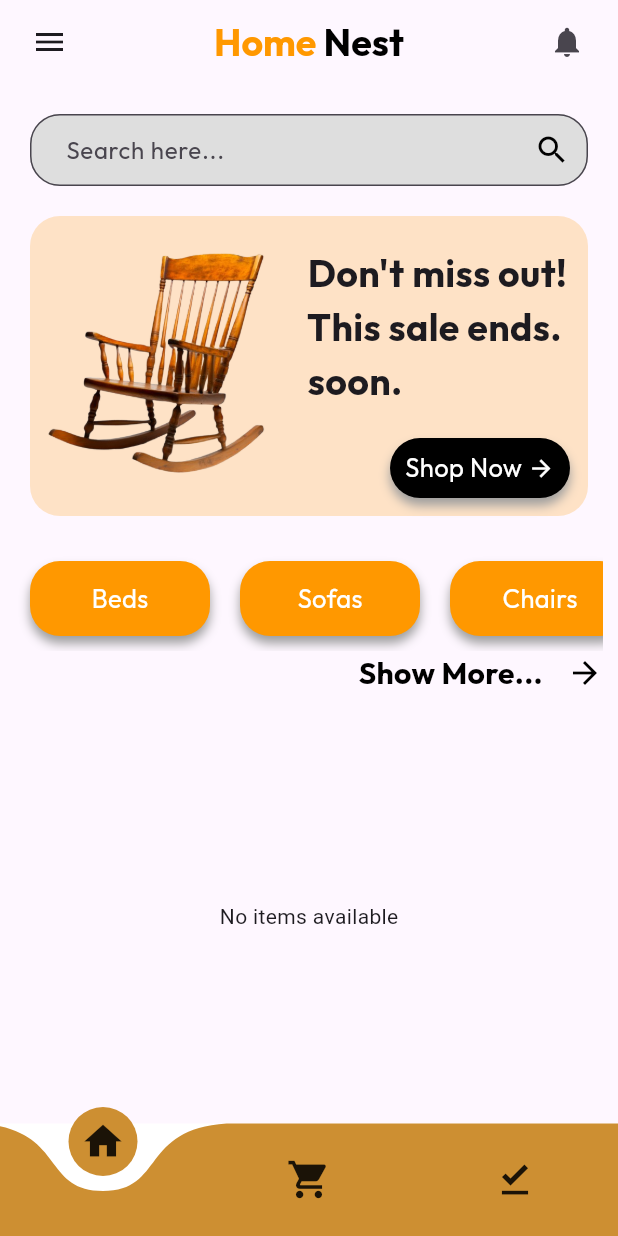
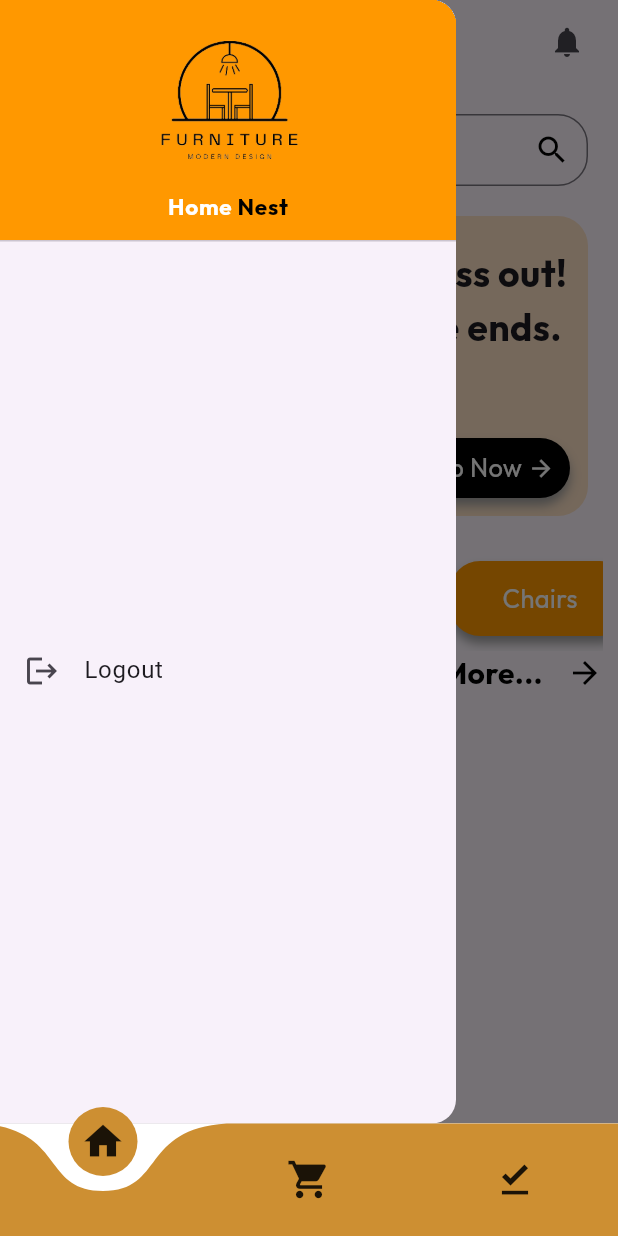
Before and after one commit to Sandeepa-Sadewaka/furniture_mobile_app, a Flutter app: the screen it shows after launch, with the side drawer open (before the commit the screen has no drawer), on a phone screen of 412 x 824 dp. Run offline on Flutter 3.47's test engine with Material 3 defaults, Android fonts, the phone set to English and light mode, and no system bars; drawn by our look-alikes of curved_navigation_bar; our stand-ins replace google_fonts; missing offline and left inert: flutter_stripe; network calls fail.

Commit message:
create drawer menu

```diff
--- a/frontend/lib/Screens/HomePage.dart
+++ b/frontend/lib/Screens/HomePage.dart
@@ -1,6 +1,9 @@
 import 'package:flutter/material.dart';
+import 'package:furniture_app/ApiServise/ApiService.dart';
+import 'package:furniture_app/Screens/ItemDetails.dart';
 import 'package:furniture_app/component/CategoryButton.dart';
 import 'package:furniture_app/Screens/Items.dart';
+import 'package:furniture_app/component/Drawermenu.dart';
 import 'package:furniture_app/component/HomeGridView.dart';
 import 'package:google_fonts/google_fonts.dart';
 
@@ -12,6 +15,7 @@ class Homepage extends StatefulWidget {
 }
 
 class _HomepageState extends State<Homepage> {
+  TextEditingController _searchController = TextEditingController();
   String _selectedCategory = 'C001'; // Default category
 
 
@@ -25,11 +29,8 @@ class _HomepageState extends State<Homepage> {
   @override
   Widget build(BuildContext context) {
     return Scaffold(
+      drawer:  Drawermenu(),
       appBar: AppBar(
-        leading: Padding(
-          padding: const EdgeInsets.only(left: 10),
-          child: Icon(Icons.menu),
-        ),
         centerTitle: true,
         title: Row(
           mainAxisAlignment: MainAxisAlignment.center,
@@ -66,8 +67,8 @@ class _HomepageState extends State<Homepage> {
               child: Padding(
                 padding: const EdgeInsets.symmetric(horizontal: 20),
                 child: TextField(
+                  controller: _searchController,
                   decoration: InputDecoration(
-                    filled: true,
                     fillColor: const Color.fromARGB(255, 222, 222, 222),
                     hintText: "Search here...",
                     hintStyle: GoogleFonts.outfit(),
@@ -76,7 +77,24 @@ class _HomepageState extends State<Homepage> {
                     ),
                     contentPadding: EdgeInsets.only(left: 20),
                     suffixIcon: IconButton(
-                      onPressed: () {},
+                      onPressed: () async {
+                        String searchQuery = _searchController.text;
+                        List results = await Apiservice().searchProducts(searchQuery);
+                        if (results.isNotEmpty) {
+                          Navigator.push(
+                            context,
+                            MaterialPageRoute(
+                              builder: (context) => Itemdetails(item: results.first),
+                            ),
+                          );
+                        } else {
+                          ScaffoldMessenger.of(context).showSnackBar(
+                            SnackBar(
+                              content: Text('No results found for "$searchQuery"'),
+                            ),
+                          );
+                        }
+                      },
                       icon: Icon(Icons.search),
                       color: Colors.black,
                     ),
--- a/frontend/lib/Screens/ItemDetails.dart
+++ b/frontend/lib/Screens/ItemDetails.dart
@@ -1,5 +1,4 @@
 import 'package:flutter/material.dart';
-import 'package:flutter_stripe/flutter_stripe.dart';
 import 'package:furniture_app/ApiServise/ApiService.dart';
 import 'package:furniture_app/Provider/auth_provider.dart';
 import 'package:furniture_app/Screens/CheckoutPage.dart';
--- /dev/null
+++ b/frontend/lib/component/Drawermenu.dart
@@ -0,0 +1,64 @@
+import 'package:flutter/material.dart';
+import 'package:google_fonts/google_fonts.dart';
+
+class Drawermenu extends StatefulWidget {
+  const Drawermenu({super.key});
+
+  @override
+  State<Drawermenu> createState() => _DrawermenuState();
+}
+
+class _DrawermenuState extends State<Drawermenu> {
+  @override
+  Widget build(BuildContext context) {
+    return Drawer(
+      child: ListView(
+        padding: EdgeInsets.zero,
+        children: [
+          DrawerHeader(
+            decoration: BoxDecoration(
+              color: Colors.orange,
+            ),
+            child: Container(
+              height: 150,
+              child: Column(
+                children: [
+                  Image(
+                    image: AssetImage('assets/Images/logo1.png'),
+                    height: 100,
+                  ),
+                  SizedBox(
+                    height: 10,
+                  ),
+                  Row(
+                    mainAxisAlignment: MainAxisAlignment.center,
+                    children: [
+                      Text(
+                        'Home ',
+                        style: GoogleFonts.outfit(
+                            color: Colors.white,
+                            fontSize: 15,
+                            fontWeight: FontWeight.bold),
+                      ),
+                      Text("Nest",
+                          style: GoogleFonts.outfit(
+                              color: const Color.fromARGB(255, 0, 0, 0),
+                              fontSize: 15,
+                              fontWeight: FontWeight.bold)),
+                    ],
+                  ),
+                ],
+              ),
+            ),
+          ),
+          SizedBox(height: 250),
+          ListTile(
+            leading: Icon(Icons.logout),
+            title: Text('Logout'),
+            onTap: () => Navigator.pop(context),
+          ),
+        ],
+      ),
+    );
+  }
+}
--- a/frontend/lib/component/HomeGridView.dart
+++ b/frontend/lib/component/HomeGridView.dart
@@ -1,6 +1,5 @@
 import 'package:flutter/material.dart';
 import 'package:furniture_app/ApiServise/ApiService.dart';
-import 'package:furniture_app/Screens/Product.dart';
 import 'package:google_fonts/google_fonts.dart'; // Import the Product class
 
 class HomeGridView extends StatefulWidget {
--- a/frontend/lib/utils/constaints.dart
+++ b/frontend/lib/utils/constaints.dart
@@ -1 +1 @@
-const String baseUrl = "http://192.168.0.45:5000/api/";
+const String baseUrl = "http://192.168.32.45:5000/api/";
```
Also changed, not shown: frontend/lib/ApiServise/ApiService.dart (+23 -0 lines), frontend/assets/Images/logo1.png (added), 1 other file.
